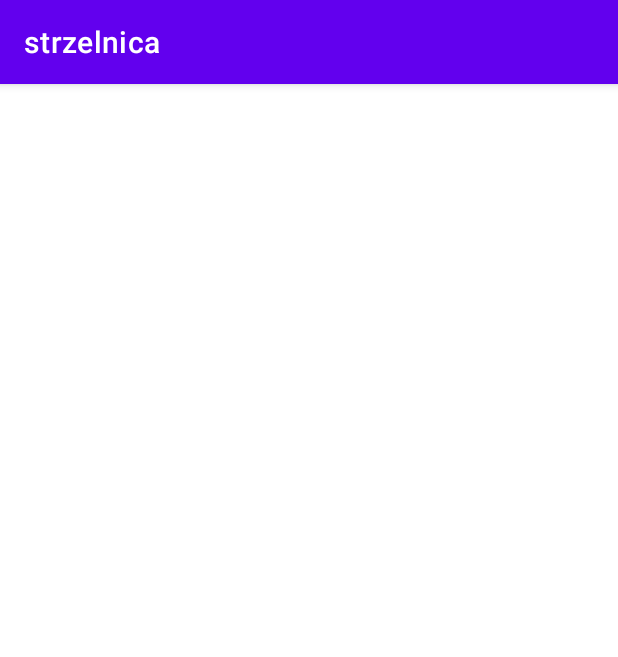
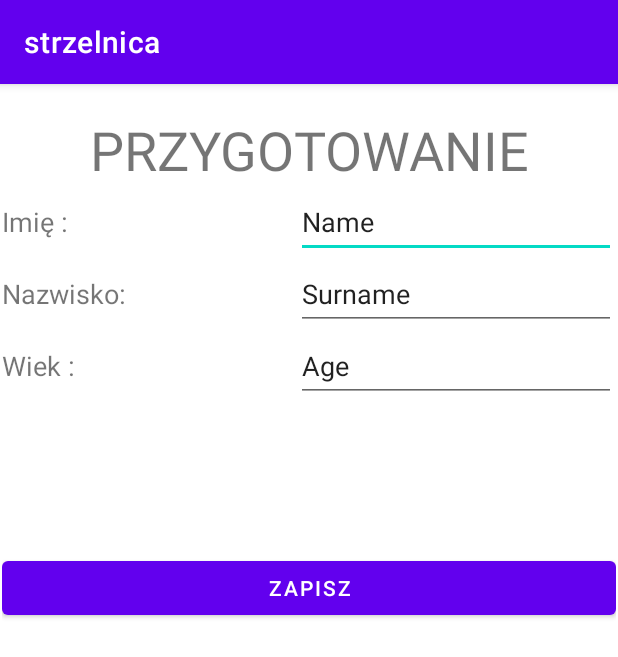
Before and after one commit to wolskitomasz/Engineerka, an Android app: the screen it shows after launch (ActivityStart), after a tap on "START", on a phone screen of 412 x 824 dp. Shown: the top 657 px of the screen. Run offline under Robolectric (Android 15) with nearby library versions, the phone set to English and light mode, and no system bars.

Commit message:
Modyfikacja ActivityStart -> dodanie przykładowych danych i zapis ich do pliku Utworzenie ActivityPrepare -> w nim odbywać się będzie sprawdzenie swoich danych przez osobę biorącą udział w rozgrywce.

```diff
--- a/app/src/main/java/com/example/strzelnica/MainActivity.java
+++ b/app/src/main/java/com/example/strzelnica/MainActivity.java
@@ -24,11 +24,13 @@ public class MainActivity extends AppCompatActivity {
         setContentView(R.layout.activity_main);
         this.setTitle("STRZELNICA");
 
+        //Utworzenie instancji dla przycisków
         Button buttonStart = findViewById(R.id.buttonStart);
         Button buttonHistory = findViewById(R.id.buttonHistory);
         Button buttonSettings = findViewById(R.id.buttonSettings);
         Button buttonClose = findViewById(R.id.buttonClose);
 
+        //Sprawdzenie języka i jego ewentualna zmiana
         StringBuffer datax = new StringBuffer("");
         try {
             FileInputStream fIn = openFileInput ( "jezyk" ) ;
@@ -61,7 +63,7 @@ public class MainActivity extends AppCompatActivity {
             buttonStart.setText("Start");
         }
 
-
+        //Poszczególne akcje dla przycisków
         buttonStart.setOnClickListener(new View.OnClickListener() {
             @Override
             public void onClick(View view) {
@@ -86,38 +88,5 @@ public class MainActivity extends AppCompatActivity {
                 finish();
             }
         });
-
-        //---jezyk z ustawien
-        String language = getIntent().getStringExtra("languageSetter");
-
-        if(language == null)
-            language = "Polski";
-        //Toast.makeText(getApplicationContext(),language, Toast.LENGTH_LONG).show();
-
-        //---set jezyk we wszystkich oknach
-
-//        if(language.equals("Polski"))
-//        {
-//            buttonHistory.setText("Historia");
-//            buttonSettings.setText("Ustawienia");
-//            buttonClose.setText("Wyjdź");
-//            buttonStart.setText("Start");
-//        }
-//        else
-//        {
-//            buttonHistory.setText("History");
-//            buttonSettings.setText("Settings");
-//            buttonClose.setText("Close");
-//            buttonStart.setText("Start");
-//        }
-
-        //
-        //
-        //
-        // COMMIT TEST
-        //
-        //
-        //
-
     }
 }
--- a/app/src/main/res/layout/activity_settings.xml
+++ b/app/src/main/res/layout/activity_settings.xml
@@ -20,7 +20,7 @@
             android:fontFamily="sans-serif-black"
             android:gravity="center"
             android:text="USTAWIENIA"
-            android:textSize="40dp" />
+            android:textSize="36dp" />
 
         <LinearLayout
             android:layout_width="match_parent"
--- a/app/src/main/res/layout/activity_start.xml
+++ b/app/src/main/res/layout/activity_start.xml
@@ -6,4 +6,105 @@
     android:layout_height="match_parent"
     tools:context=".ActivityStart">
 
+    <LinearLayout
+        android:layout_width="409dp"
+        android:layout_height="729dp"
+        android:layout_marginStart="1dp"
+        android:layout_marginTop="1dp"
+        android:layout_marginEnd="1dp"
+        android:layout_marginBottom="1dp"
+        android:orientation="vertical"
+        app:layout_constraintBottom_toBottomOf="parent"
+        app:layout_constraintEnd_toEndOf="parent"
+        app:layout_constraintStart_toStartOf="parent"
+        app:layout_constraintTop_toTopOf="parent">
+
+        <TextView
+            android:id="@+id/textView2"
+            android:layout_width="match_parent"
+            android:layout_height="wrap_content"
+            android:gravity="center"
+            android:text="PRZYGOTOWANIE"
+            android:textSize="36sp" />
+
+        <LinearLayout
+            android:layout_width="match_parent"
+            android:layout_height="wrap_content"
+            android:orientation="horizontal">
+
+            <TextView
+                android:id="@+id/textView3"
+                android:layout_width="wrap_content"
+                android:layout_height="wrap_content"
+                android:layout_weight="1"
+                android:text="Imię :"
+                android:textSize="18sp" />
+
+            <EditText
+                android:id="@+id/editTextName"
+                android:layout_width="wrap_content"
+                android:layout_height="wrap_content"
+                android:ems="10"
+                android:inputType="textPersonName"
+                android:minHeight="48dp"
+                android:text="Name" />
+
+        </LinearLayout>
+
+        <LinearLayout
+            android:layout_width="match_parent"
+            android:layout_height="wrap_content"
+            android:orientation="horizontal">
+
+            <TextView
+                android:id="@+id/textView7"
+                android:layout_width="wrap_content"
+                android:layout_height="wrap_content"
+                android:layout_weight="1"
+                android:text="Nazwisko:"
+                android:textSize="18sp" />
+
+            <EditText
+                android:id="@+id/editTextSurname"
+                android:layout_width="wrap_content"
+                android:layout_height="wrap_content"
+                android:layout_weight="0"
+                android:ems="10"
+                android:inputType="textPersonName"
+                android:minHeight="48dp"
+                android:text="Surname" />
+        </LinearLayout>
+
+        <LinearLayout
+            android:layout_width="match_parent"
+            android:layout_height="wrap_content"
+            android:orientation="horizontal">
+
+            <TextView
+                android:id="@+id/textView8"
+                android:layout_width="wrap_content"
+                android:layout_height="wrap_content"
+                android:layout_weight="1"
+                android:text="Wiek :"
+                android:textSize="18sp" />
+
+            <EditText
+                android:id="@+id/editTextAge"
+                android:layout_width="wrap_content"
+                android:layout_height="wrap_content"
+                android:layout_weight="0"
+                android:ems="10"
+                android:inputType="numberSigned"
+                android:minHeight="48dp"
+                android:text="Age" />
+        </LinearLayout>
+
+        <Button
+            android:id="@+id/buttonNext"
+            android:layout_width="match_parent"
+            android:layout_height="wrap_content"
+            android:layout_marginTop="100dp"
+            android:text="ZAPISZ" />
+
+    </LinearLayout>
 </androidx.constraintlayout.widget.ConstraintLayout>
```
Also changed, not shown: app/src/main/AndroidManifest.xml (+6 -3 lines), app/src/main/java/com/example/strzelnica/ActivityPrepare.java (added, +16 -0 lines), app/src/main/java/com/example/strzelnica/ActivitySettings.java (+8 -10 lines), app/src/main/java/com/example/strzelnica/ActivityStart.java (+54 -0 lines), app/src/main/java/com/example/strzelnica/LanguageSetter.java (deleted, +0 -42 lines), app/src/main/res/layout/activity_prepare.xml (added, +35 -0 lines).
